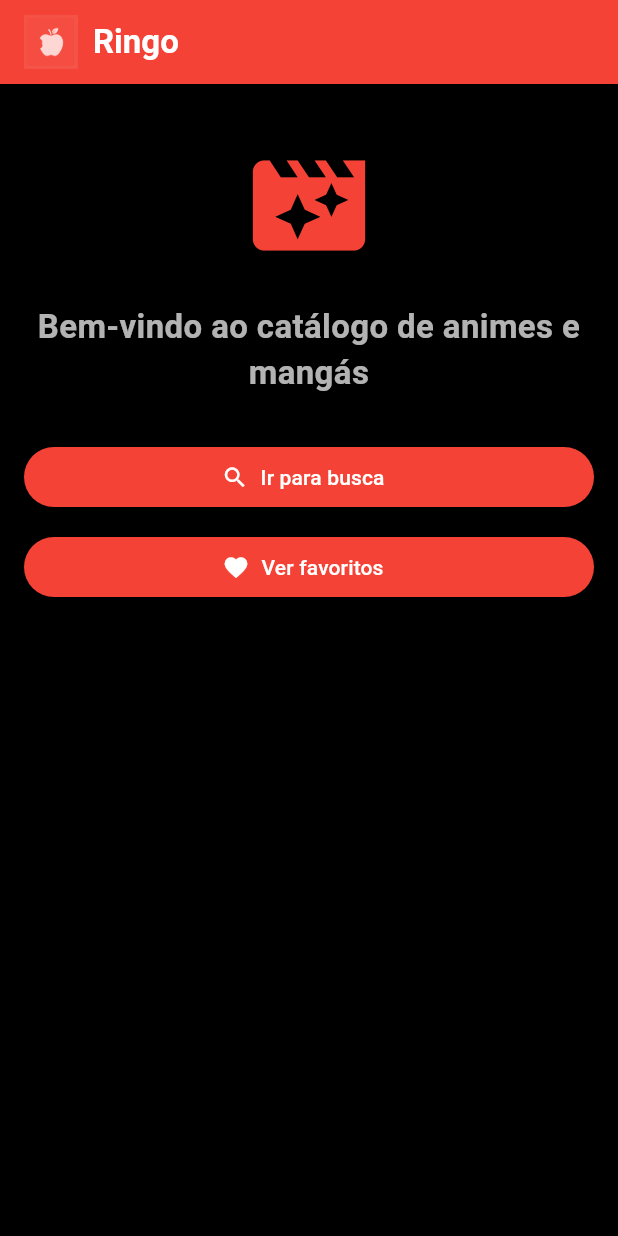
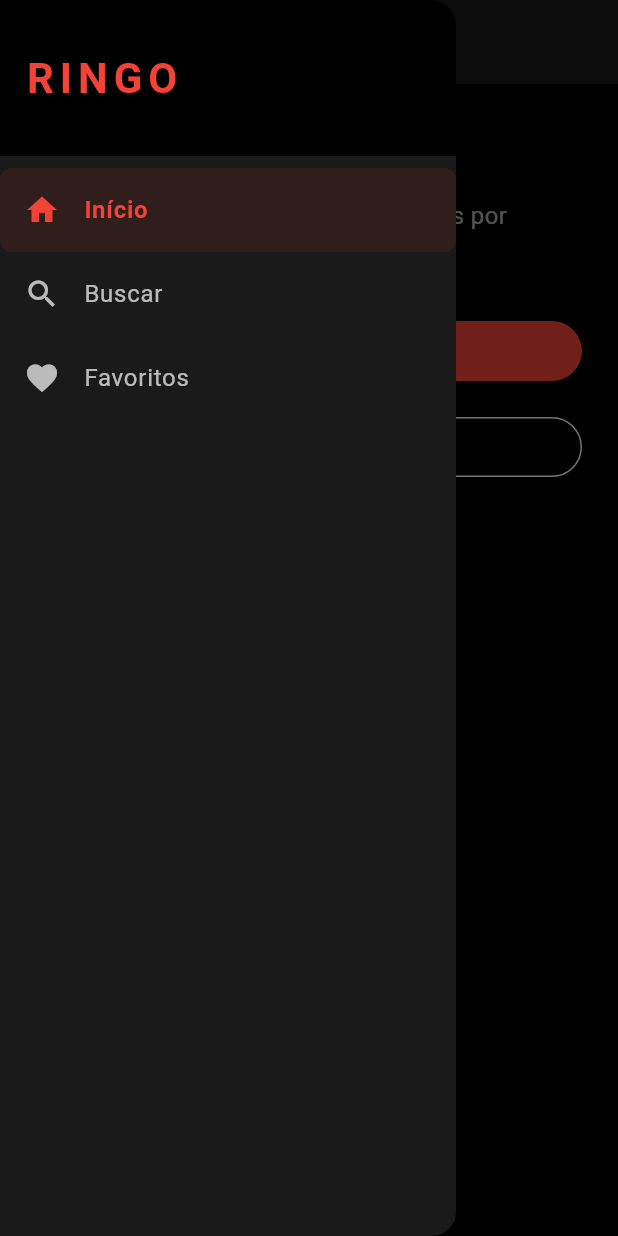
Before and after one commit to SavioKSLopes/Ringo, a Flutter app: the screen it shows after launch, with the side drawer open (before the commit the screen has no drawer), on a phone screen of 412 x 824 dp. Run offline on Flutter 3.47's test engine with Material 3 defaults, Android fonts, the phone set to English and light mode, and no system bars; our stand-ins replace shared_preferences.

Commit message:
AppDrawer

```diff
--- a/lib/app/app_routes.dart
+++ b/lib/app/app_routes.dart
@@ -1,6 +1,6 @@
 class AppRoutes {
-  static const home = '/';
-  static const search = '/search';
-  static const details = '/details';
-  static const favorites = '/favorites';
+  static const String home = '/';
+  static const String search = '/search';
+  static const String details = '/details';
+  static const String favorites = '/favorites';
 }
--- /dev/null
+++ b/lib/app/widgets/app_drawer.dart
@@ -0,0 +1,97 @@
+import 'package:flutter/material.dart';
+import '../app_routes.dart';
+
+class AppDrawer extends StatelessWidget {
+  const AppDrawer({super.key});
+
+  @override
+  Widget build(BuildContext context) {
+    final currentRoute = ModalRoute.of(context)?.settings.name;
+
+    return Drawer(
+      backgroundColor: const Color(0xFF1A1A1A),
+      child: SafeArea(
+        child: Column(
+          children: [
+            // Header
+            Container(
+              width: double.infinity,
+              padding: const EdgeInsets.symmetric(vertical: 32, horizontal: 16),
+              color: Colors.black,
+              child: const Text(
+                'RINGO',
+                style: TextStyle(
+                  color: Colors.red,
+                  fontSize: 28,
+                  fontWeight: FontWeight.bold,
+                  letterSpacing: 4,
+                ),
+              ),
+            ),
+
+            const SizedBox(height: 8),
+
+            // Itens de navegação
+            _DrawerItem(
+              icon: Icons.home,
+              label: 'Início',
+              route: AppRoutes.home,
+              isActive: currentRoute == AppRoutes.home,
+            ),
+            _DrawerItem(
+              icon: Icons.search,
+              label: 'Buscar',
+              route: AppRoutes.search,
+              isActive: currentRoute == AppRoutes.search,
+            ),
+            _DrawerItem(
+              icon: Icons.favorite,
+              label: 'Favoritos',
+              route: AppRoutes.favorites,
+              isActive: currentRoute == AppRoutes.favorites,
+            ),
+          ],
+        ),
+      ),
+    );
+  }
+}
+
+class _DrawerItem extends StatelessWidget {
+  final IconData icon;
+  final String label;
+  final String route;
+  final bool isActive;
+
+  const _DrawerItem({
+    required this.icon,
+    required this.label,
+    required this.route,
+    required this.isActive,
+  });
+
+  @override
+  Widget build(BuildContext context) {
+    return ListTile(
+      leading: Icon(
+        icon,
+        color: isActive ? Colors.red : Colors.white70,
+      ),
+      title: Text(
+        label,
+        style: TextStyle(
+          color: isActive ? Colors.red : Colors.white70,
+          fontWeight: isActive ? FontWeight.bold : FontWeight.normal,
+        ),
+      ),
+      tileColor: isActive ? Colors.red.withOpacity(0.1) : null,
+      shape: RoundedRectangleBorder(borderRadius: BorderRadius.circular(8)),
+      onTap: () {
+        Navigator.pop(context); // fecha o drawer
+        if (!isActive) {
+          Navigator.pushReplacementNamed(context, route);
+        }
+      },
+    );
+  }
+}
--- a/lib/features/home/presentation/pages/home_page.dart
+++ b/lib/features/home/presentation/pages/home_page.dart
@@ -1,5 +1,7 @@
 import 'package:flutter/material.dart';
+
 import '../../../../app/app_routes.dart';
+import '../../../../app/widgets/app_drawer.dart';
 
 class HomePage extends StatelessWidget {
   const HomePage({super.key});
@@ -7,56 +9,52 @@ class HomePage extends StatelessWidget {
   @override
   Widget build(BuildContext context) {
     return Scaffold(
+      drawer: const AppDrawer(),
       appBar: AppBar(
-        backgroundColor: Colors.red,
-        title: Row(
+        title: const Text('RINGO'),
+      ),
+      body: Padding(
+        padding: const EdgeInsets.all(24),
+        child: Column(
+          crossAxisAlignment: CrossAxisAlignment.start,
           children: [
-            Image.asset(
-              'assets/images/ringo_logo.png',
-              height: 36,
-              color: Colors.white,
-              colorBlendMode: BlendMode.srcIn,
-            ),
-            const SizedBox(width: 10),
             const Text(
-              'Ringo',
+              'Bem-vindo ao RINGO',
               style: TextStyle(
-                color: Colors.white,
+                fontSize: 28,
                 fontWeight: FontWeight.bold,
-                fontSize: 22,
+                color: Colors.red,
               ),
             ),
-          ],
+            const SizedBox(height: 12),
+            const Text(
+              'Explore animes e mangás, faça buscas por gênero e monte sua lista de favoritos.',
+              style: TextStyle(
+                fontSize: 16,
+                color: Colors.white70,
               ),
             ),
-      body: Padding(
-        padding: const EdgeInsets.all(16),
-        child: Column(
-          crossAxisAlignment: CrossAxisAlignment.stretch,
-          children: [
-            const SizedBox(height: 20),
-            const Icon(Icons.movie_filter, size: 90),
-            const SizedBox(height: 20),
-            const Text(
-              'Bem-vindo ao catálogo de animes e mangás',
-              textAlign: TextAlign.center,
-              style: TextStyle(fontSize: 22, fontWeight: FontWeight.bold),
-            ),
-            const SizedBox(height: 30),
-            ElevatedButton.icon(
+            const SizedBox(height: 32),
+            SizedBox(
+              width: double.infinity,
+              child: ElevatedButton.icon(
                 onPressed: () {
                   Navigator.pushNamed(context, AppRoutes.search);
                 },
                 icon: const Icon(Icons.search),
-              label: const Text('Ir para busca'),
+                label: const Text('Buscar agora'),
               ),
-            const SizedBox(height: 12),
-            ElevatedButton.icon(
+            ),
+            const SizedBox(height: 16),
+            SizedBox(
+              width: double.infinity,
+              child: OutlinedButton.icon(
                 onPressed: () {
                   Navigator.pushNamed(context, AppRoutes.favorites);
                 },
                 icon: const Icon(Icons.favorite),
                 label: const Text('Ver favoritos'),
+              ),
             ),
           ],
         ),
--- a/lib/features/search/presentation/pages/search_page.dart
+++ b/lib/features/search/presentation/pages/search_page.dart
@@ -7,6 +7,7 @@ import '../../../../core/services/anime_service.dart';
 import '../../../anime/data/models/anime_model.dart';
 import '../../../anime/data/models/genre_model.dart';
 import '../../../favorites/controller/favorites_controller.dart';
+import '../../../../app/widgets/app_drawer.dart';
 
 enum SearchType { anime, manga }
 
@@ -115,9 +116,10 @@ class _SearchPageState extends State<SearchPage> {
   @override
   Widget build(BuildContext context) {
     return Scaffold(
+      drawer: const AppDrawer(),
       appBar: AppBar(
-        title: const Text('Buscar'),
-      ),
+      title: const Text('Buscar'),
+)     ,
       body: Column(
         children: [
           Padding(
--- a/lib/main.dart
+++ b/lib/main.dart
@@ -39,6 +39,7 @@ class RingoApp extends StatelessWidget {
           backgroundColor: Color(0xFF1A1A1A),
           foregroundColor: Colors.white,
           elevation: 0,
+          centerTitle: true,
         ),
         elevatedButtonTheme: ElevatedButtonThemeData(
           style: ElevatedButton.styleFrom(
@@ -49,7 +50,10 @@ class RingoApp extends StatelessWidget {
         textTheme: const TextTheme(
           bodyLarge: TextStyle(color: Colors.white),
           bodyMedium: TextStyle(color: Colors.white70),
-          titleLarge: TextStyle(color: Colors.white, fontWeight: FontWeight.bold),
+          titleLarge: TextStyle(
+            color: Colors.white,
+            fontWeight: FontWeight.bold,
+          ),
         ),
         iconTheme: const IconThemeData(
           color: Colors.red,
```
Also changed, not shown: lib/features/favorites/presentation/pages/favorites_page.dart (+44 -29 lines). Lines whose indentation alone changed are shown as unchanged.
